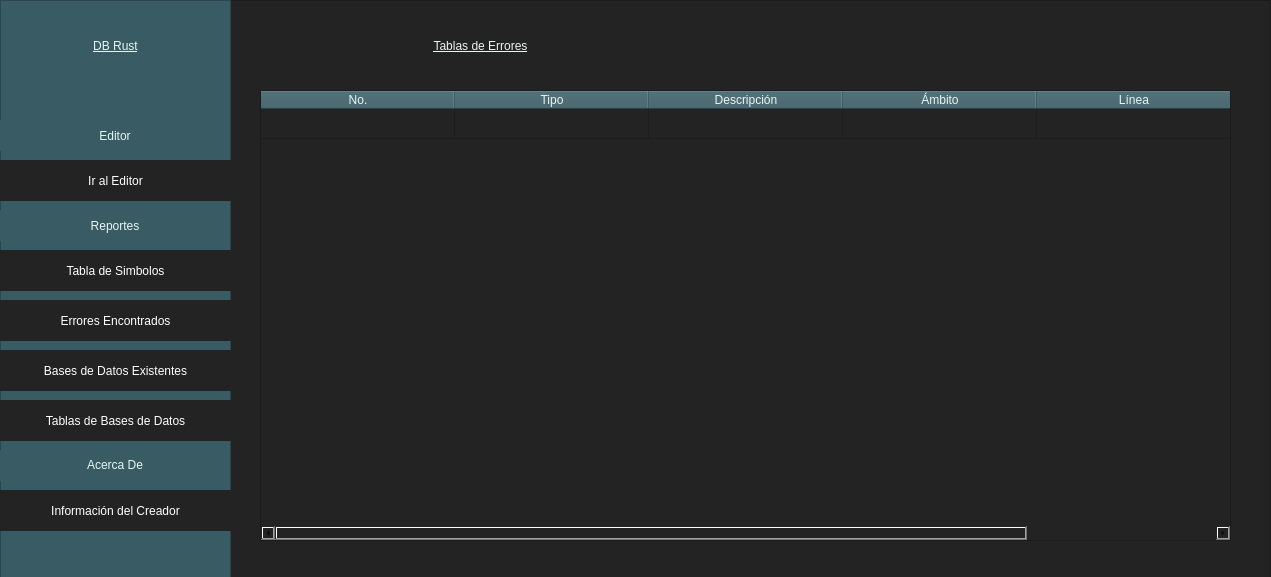
Old version of the form Codigo Fuente/Interfaz.ui in the repository JJONK19/OLC2-Proyecto1-201909035.
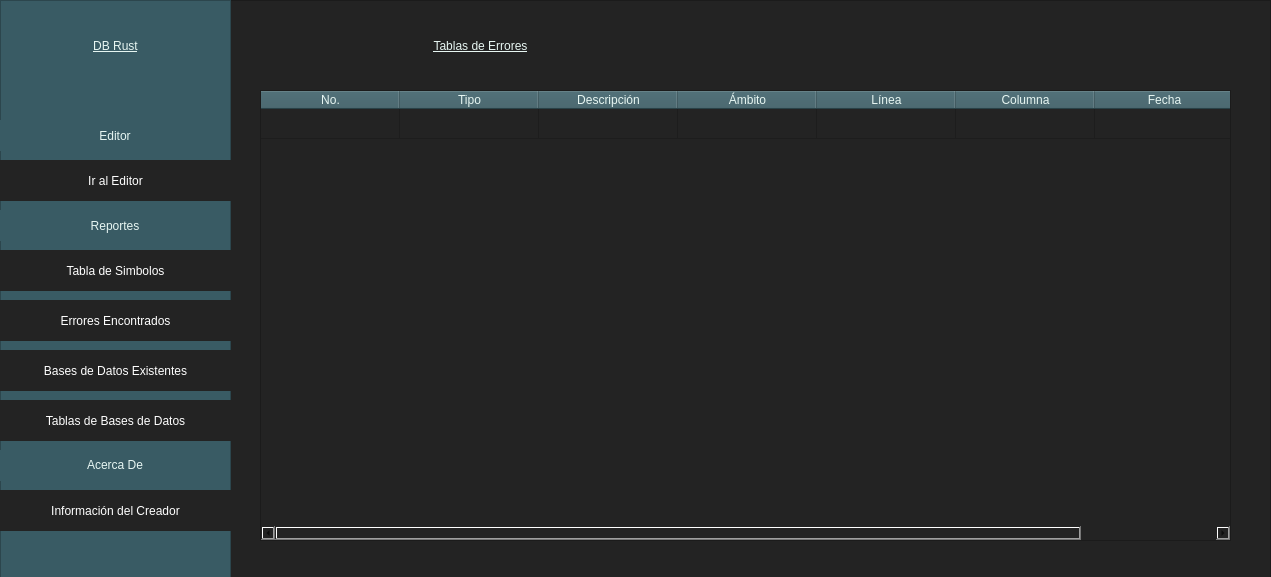
New version of the form. The open tabs and pages were chosen to show the change. Custom widgets are drawn as their Qt base class.

Diff of the .ui file:
```diff
--- a/Codigo Fuente/Interfaz.ui
+++ b/Codigo Fuente/Interfaz.ui
@@ -654,13 +654,13 @@
         <enum>Qt::ElideRight</enum>
        </property>
        <property name="columnCount">
-        <number>5</number>
+        <number>7</number>
        </property>
        <attribute name="horizontalHeaderCascadingSectionResizes">
         <bool>false</bool>
        </attribute>
        <attribute name="horizontalHeaderDefaultSectionSize">
-        <number>194</number>
+        <number>139</number>
        </attribute>
        <attribute name="verticalHeaderVisible">
         <bool>false</bool>
@@ -695,6 +695,16 @@
          <string>Línea</string>
         </property>
        </column>
+       <column>
+        <property name="text">
+         <string>Columna</string>
+        </property>
+       </column>
+       <column>
+        <property name="text">
+         <string>Fecha</string>
+        </property>
+       </column>
       </widget>
      </widget>
      <widget class="QWidget" name="Bases">
```
Left out of the diff: 2 changed lines with no effect on the pictures.
